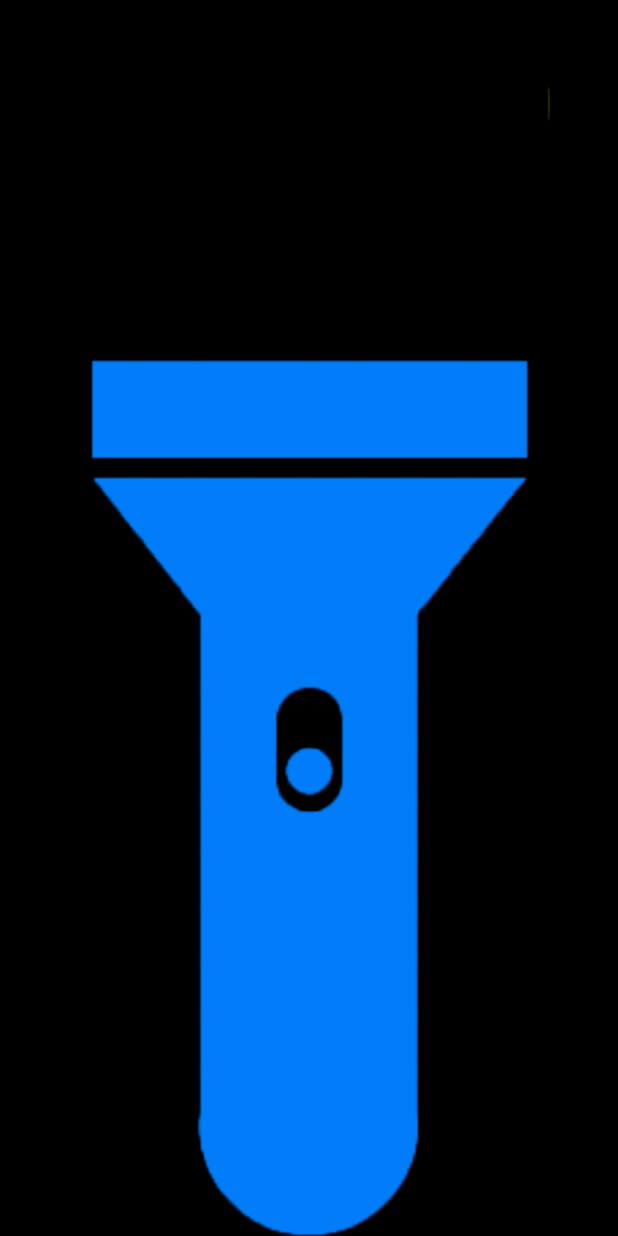
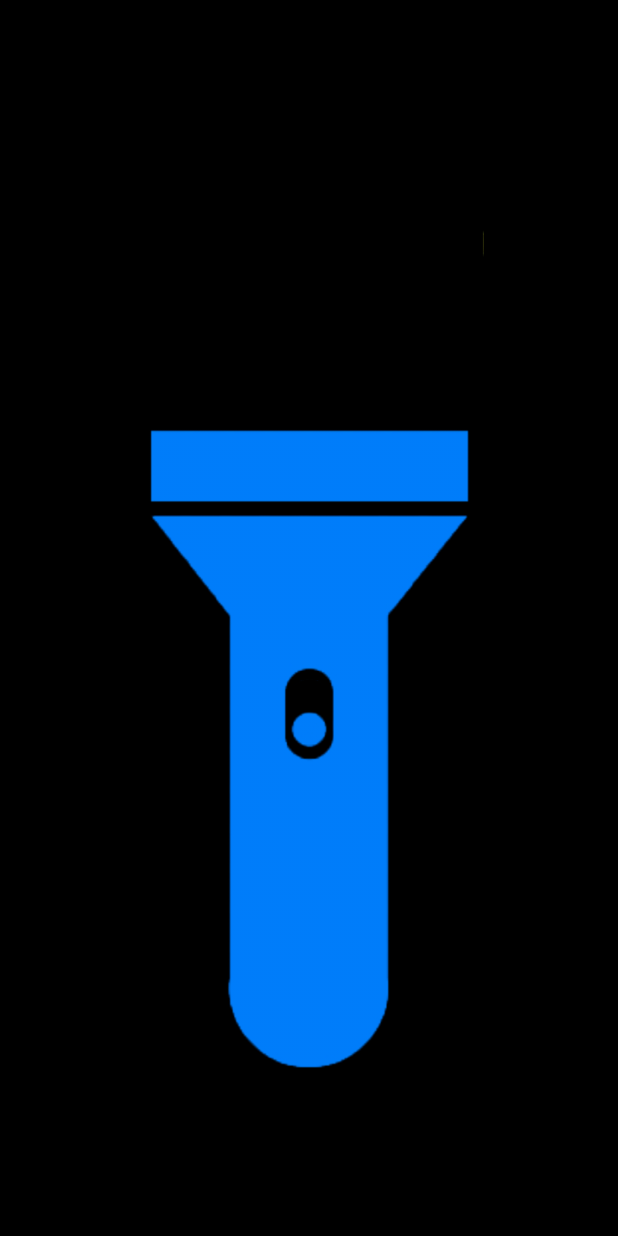
Before and after one commit to Alexandre-Vernet/Lampe_Torche, an Android app: the layout activity_main.xml on its own in the app's theme, with its tools: preview values and no code run, on a phone screen of 412 x 824 dp. Run offline under Robolectric (Android 15) with nearby library versions, the phone set to English and light mode, and no system bars.

Commit message:
Changement de thème Redimension de l'image

```diff
--- a/app/src/main/res/layout/activity_main.xml
+++ b/app/src/main/res/layout/activity_main.xml
@@ -11,7 +11,7 @@
     <ImageView
         android:src="@drawable/lampe_eteinte"
         android:id="@+id/btnLampeTorche"
-        android:layout_width="wrap_content"
-        android:layout_height="wrap_content" />
+        android:layout_width="300dp"
+        android:layout_height="600dp" />
 
 </LinearLayout>
--- a/app/src/main/res/values/themes.xml
+++ b/app/src/main/res/values/themes.xml
@@ -10,7 +10,11 @@
         <item name="colorSecondaryVariant">@color/teal_700</item>
         <item name="colorOnSecondary">@color/black</item>
         <!-- Status bar color. -->
-        <item name="android:statusBarColor" tools:targetApi="l">?attr/colorPrimaryVariant</item>
         <!-- Customize your theme here. -->
+
+        <item name="windowActionBar">false</item>
+        <item name="windowNoTitle">true</item>
+        <item name="android:windowDrawsSystemBarBackgrounds">true</item>
+        <item name="android:statusBarColor">#0082fe</item>
     </style>
 </resources>
```
